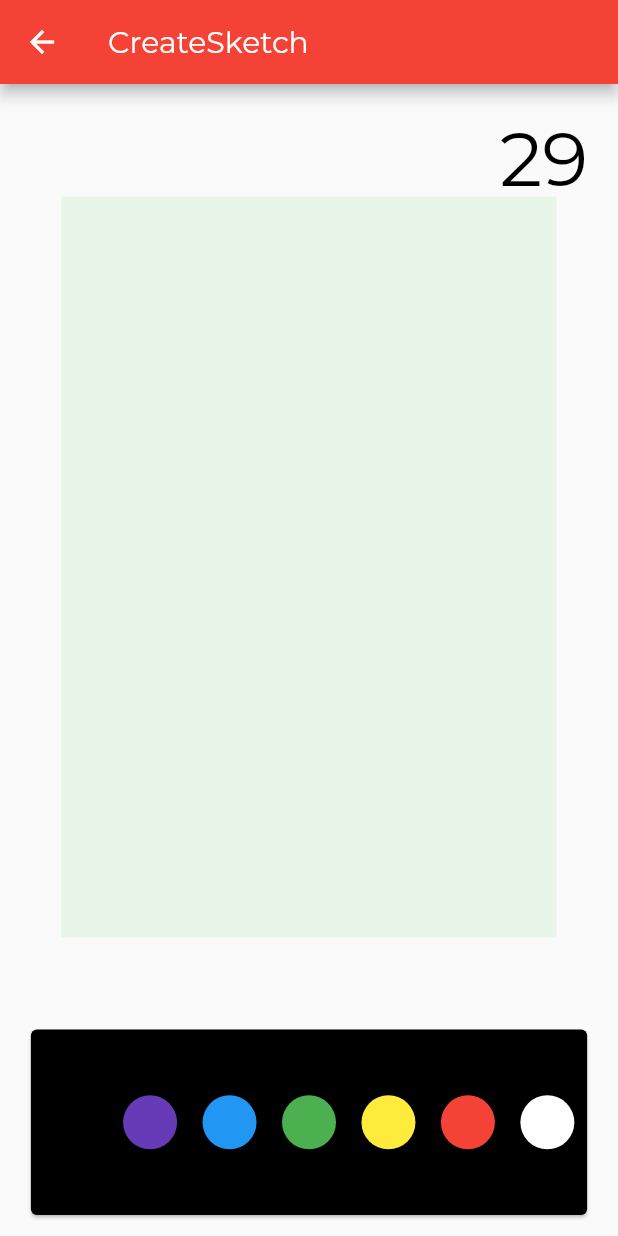
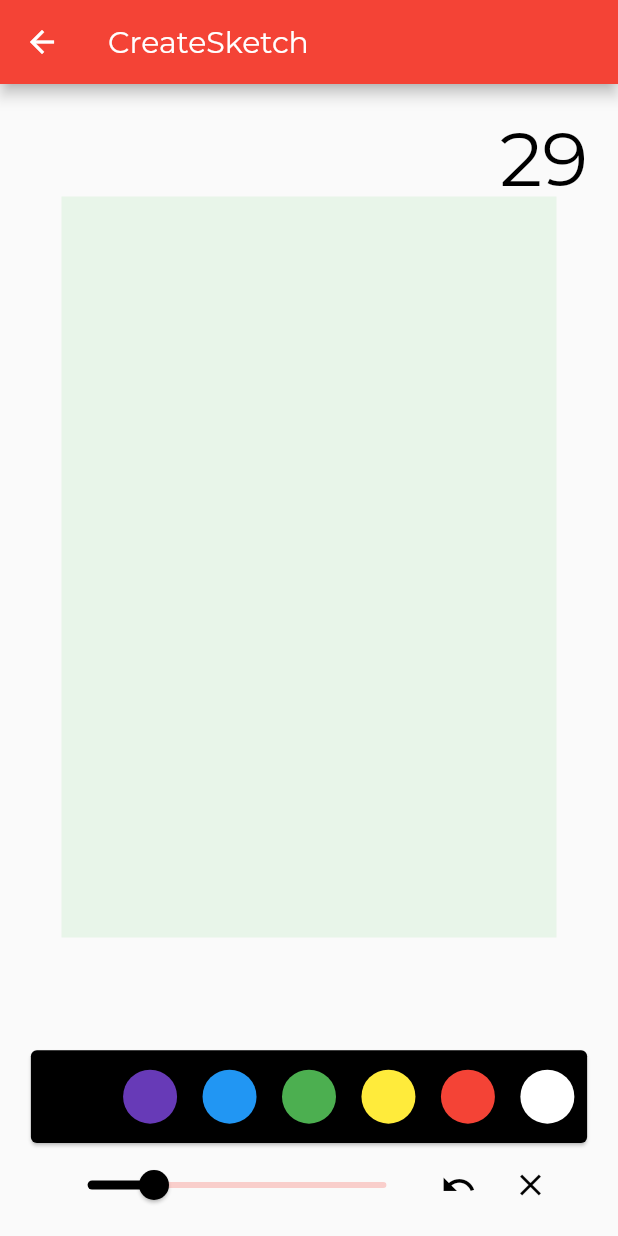
Before and after one commit to nachiketingle/new_hack_who_this, a Flutter app: the CreateSketch screen opened by its route, on a phone screen of 412 x 824 dp. Run offline on Flutter 3.47's test engine with Material 2 defaults, Android fonts, the phone set to English and light mode, and no system bars; our stand-ins replace carousel_slider, flutter_dotenv; missing offline and left inert: flutter_pusher, keyboard_visibility; accounts and stored records are empty.

Commit message:
Added thickness, undo, and clear on canvas

```diff
--- a/lib/CustomWidgets/SketchCanvas.dart
+++ b/lib/CustomWidgets/SketchCanvas.dart
@@ -15,7 +15,7 @@ class SketchCanvasState extends State<SketchCanvas> {
   Line _line;
   List<Offset> points;
   static Color chosenColor;
-  static int thickness;
+  static double thickness;
   static int width;
   static int height;
   int currLine = 0;
@@ -33,6 +33,18 @@ class SketchCanvasState extends State<SketchCanvas> {
     Uint8List ints = bd.buffer.asUint8List();
     String s = base64Encode(ints.toList());
     return s;
+  }
+
+  void undoLine() {
+    setState(() {
+      _lineList.removeLast();
+    });
+  }
+
+  void clearCanvas() {
+    setState(() {
+      _lineList.clear();
+    });
   }
 
   @override
@@ -58,9 +70,11 @@ class SketchCanvasState extends State<SketchCanvas> {
               points,
               Paint()
                 ..color = chosenColor
-                ..strokeWidth = 3
+                ..strokeWidth = thickness
                 ..isAntiAlias = true);
           _lineList.add(_line);
+          _line.points.add(details.localPosition);
+          _line.points.add(details.localPosition);
         });
       },
       onPanUpdate: (details) {
@@ -126,14 +140,18 @@ class SketchPainter extends CustomPainter {
 }
 
 class ColorPalette extends StatefulWidget {
-  ColorPalette();
+  ColorPalette({this.undo, this.clear});
 
   _ColorPaletteState createState() => _ColorPaletteState();
+
+  final Function undo;
+  final Function clear;
+
 }
 
 class _ColorPaletteState extends State<ColorPalette> {
   Color chosenColor;
-  int setThickness;
+  double setThickness;
 
   List<Color> _list = <Color>[
     Colors.black,
@@ -171,7 +189,7 @@ class _ColorPaletteState extends State<ColorPalette> {
     });
   }
 
-  void updateThickness(int thickness) {
+  void updateThickness(double thickness) {
     SketchCanvasState.thickness = thickness;
     setState(() {
       setThickness = thickness;
@@ -189,21 +207,62 @@ class _ColorPaletteState extends State<ColorPalette> {
 
   @override
   Widget build(BuildContext context) {
-    return Card(
+    return Column(
+      children: <Widget>[
+        Card(
           color: chosenColor,
           child: Container(
-        height: MediaQuery.of(context).size.height * 0.15,
+            height: MediaQuery.of(context).size.height * 0.075,
             width: MediaQuery.of(context).size.width * 0.9,
-        child: Center(
             child: Row(
               mainAxisAlignment: MainAxisAlignment.spaceEvenly,
               children: _colorButtons(),
+            )
           ),
         ),
+
+        Row(
+          mainAxisAlignment: MainAxisAlignment.spaceEvenly,
+          children: <Widget>[
+            Container(
+              width: MediaQuery.of(context).size.width * 0.6,
+              child: Slider(
+                value: setThickness,
+                min: 1,
+                max: 10,
+                onChanged: (val) {
+                  updateThickness(val);
+                },
+                activeColor: chosenColor,
               ),
+            ),
+
+            IconButton(
+              icon: Icon(Icons.undo),
+              color: chosenColor,
+              onPressed: () {
+                // remove the end of line
+                widget.undo.call();
+              },
+            ),
+
+            IconButton(
+              icon: Icon(Icons.clear),
+              color: chosenColor,
+              onPressed: () {
+                // delete list
+                widget.clear.call();
+              },
+            )
+
+          ],
+        )
+
+      ],
     );
   }
 }
+
 
 class Line {
   List<Offset> points = List();
```
Also changed, not shown: lib/Pages/CreateSketch.dart (+8 -1 lines). Lines whose indentation alone changed are shown as unchanged.
